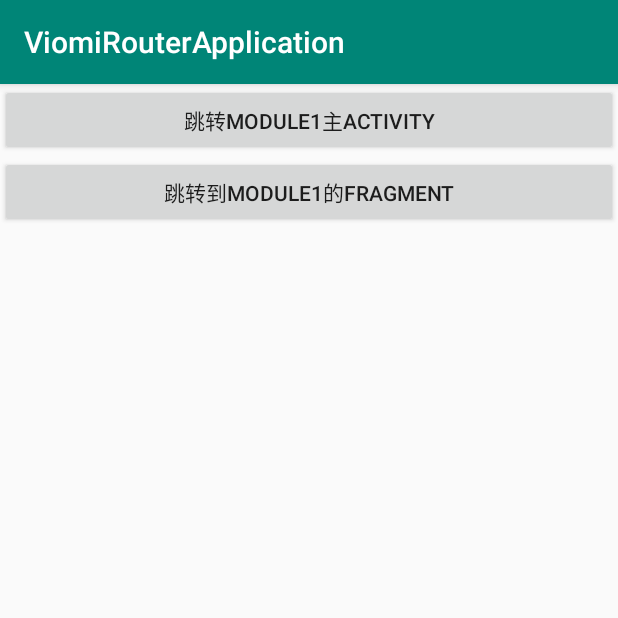
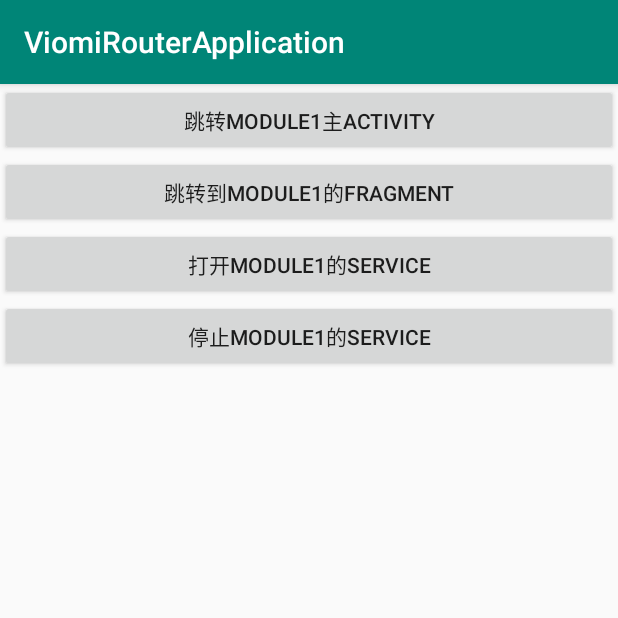
Before and after one commit to andyliu900/ViomiRouterLib, an Android app: the screen it shows after launch (MainActivity), on a phone screen of 412 x 824 dp, the top half of it. Run offline under Robolectric (Android 15) with nearby library versions, the phone set to English and light mode, and no system bars; 1 statement that could not run was skipped.

Commit message:
增加拦截器例子

```diff
--- a/app/src/main/res/layout/activity_main.xml
+++ b/app/src/main/res/layout/activity_main.xml
@@ -16,6 +16,7 @@
         app:layout_constraintTop_toTopOf="parent" />
 
     <Button
+        android:id="@+id/start_module_mainfragment"
         android:onClick="startModule1Fragment"
         android:text="跳转到Module1的Fragment"
         android:layout_width="match_parent"
@@ -23,4 +24,21 @@
         app:layout_constraintStart_toStartOf="parent"
         app:layout_constraintTop_toBottomOf="@id/start_module_mainactivity"/>
 
+    <Button
+        android:id="@+id/start_module1_service"
+        android:onClick="startModule1Service"
+        android:layout_width="match_parent"
+        android:layout_height="wrap_content"
+        android:text="打开Module1的Service"
+        app:layout_constraintStart_toStartOf="parent"
+        app:layout_constraintTop_toBottomOf="@id/start_module_mainfragment"/>
+
+    <Button
+        android:onClick="stopModule1Service"
+        android:layout_width="match_parent"
+        android:layout_height="wrap_content"
+        android:text="停止Module1的Service"
+        app:layout_constraintStart_toStartOf="parent"
+        app:layout_constraintTop_toBottomOf="@id/start_module1_service"/>
+
 </androidx.constraintlayout.widget.ConstraintLayout>
--- a/module1/src/main/AndroidManifest.xml
+++ b/module1/src/main/AndroidManifest.xml
@@ -3,6 +3,7 @@
 
     <application>
         <activity android:name=".Module1MainActivity"/>
+        <service android:name=".Module1Service"/>
     </application>
 
 </manifest>
--- a/module1/src/main/java/com/viomi/module1/Module1MainActivity.java
+++ b/module1/src/main/java/com/viomi/module1/Module1MainActivity.java
@@ -1,5 +1,6 @@
 package com.viomi.module1;
 
+import android.content.Intent;
 import android.os.Bundle;
 import android.util.Log;
 import android.widget.Toast;
@@ -39,5 +40,10 @@ public class Module1MainActivity extends AppCompatActivity {
         ViomiRouter.getInstance().inject(this);
         Toast.makeText(this, "msg=" + msg, Toast.LENGTH_SHORT).show();
         Log.i("LLL", "msg=" + msg);
+
+        // 拦截器增加参数
+        Bundle bundle = getIntent().getExtras();
+        String extra = bundle.getString("extra");
+        Log.i("LLL", "extra=" + extra);
     }
 }
--- a/router-compiler/src/main/java/com/viomi/compiler/processor/InterceptorProcessor.java
+++ b/router-compiler/src/main/java/com/viomi/compiler/processor/InterceptorProcessor.java
@@ -145,7 +145,7 @@ public class InterceptorProcessor extends AbstractProcessor {
                  * 构建方法体重的语句
                  */
                 for (Map.Entry<Integer, Element> entry : interceptors.entrySet()) {
-                    methodBuilder.addStatement("interceptors.put(" + entry.getKey() + ", $T.class",
+                    methodBuilder.addStatement("interceptors.put(" + entry.getKey() + ", $T.class)",
                     ClassName.get((TypeElement)entry.getValue()));
                 }
             }
--- a/router-core/src/main/java/com/viomi/router/core/implments/InterceptorImpl.java
+++ b/router-core/src/main/java/com/viomi/router/core/implments/InterceptorImpl.java
@@ -37,7 +37,7 @@ public class InterceptorImpl {
      */
     public static void init(Context context) {
         DefaultPoolExecutor.executor.execute(() -> {
-            if (Tools.isEmpty(Warehouse.interceptorsIndex)) {
+            if (!Tools.isEmpty(Warehouse.interceptorsIndex)) {
                 for (Map.Entry<Integer, Class<? extends IInterceptor>> entry : Warehouse.interceptorsIndex.entrySet()) {
                     Class<? extends IInterceptor> interceptorClass = entry.getValue();
                     try {
```
Also changed, not shown: app/src/main/java/com/viomi/router/MainActivity.java (+40 -1 lines), module1/src/main/java/com/viomi/module1/Module1Fragment.java (+5 -2 lines), module1/src/main/java/com/viomi/module1/Module1MainInterceptor.java (added, +53 -0 lines), module1/src/main/java/com/viomi/module1/Module1Service.java (added, +59 -0 lines).
